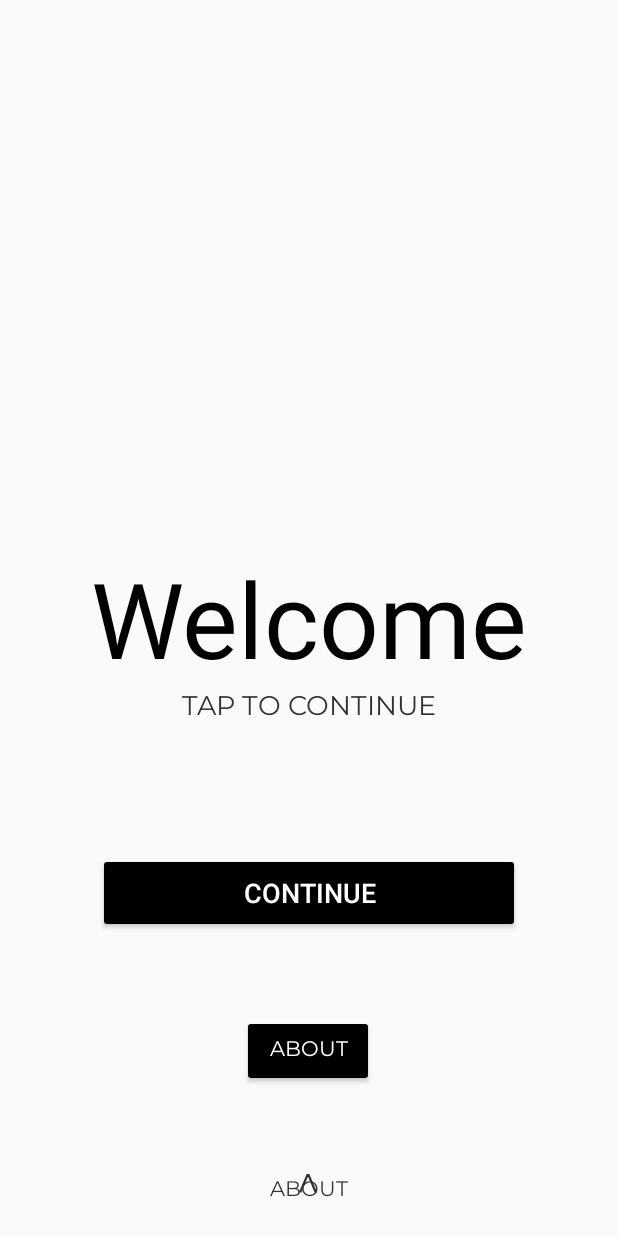
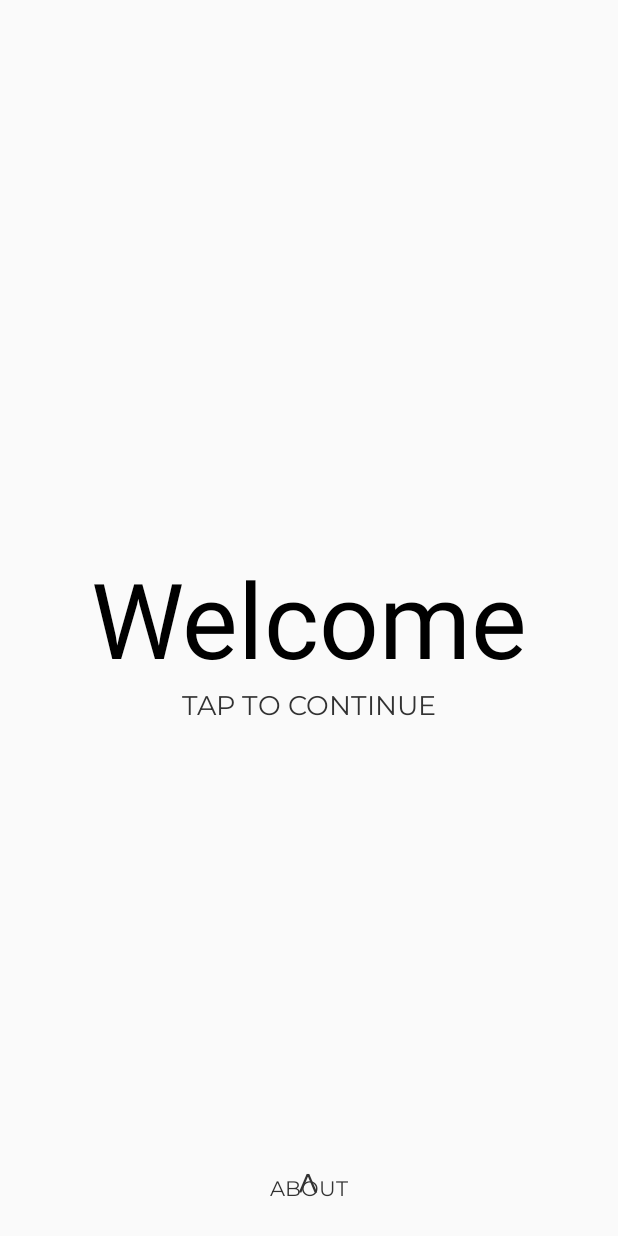
Before and after one commit to Brandogg255/CentralExecutiveFunctionCaptureTool, an Android app: the screen it shows after launch (MainActivity), on a phone screen of 412 x 824 dp. Run offline under Robolectric (Android 15) with nearby library versions, the phone set to English and light mode, and no system bars.

Commit message:
Push 5 23/09/2020

```diff
--- /dev/null
+++ b/app/src/main/java/com/u3192633/centralexecutivefunctioncapturetool/DetectSwipeGestureListener.java
@@ -0,0 +1,77 @@
+package com.u3192633.centralexecutivefunctioncapturetool;
+
+import android.view.GestureDetector;
+import android.view.MotionEvent;
+import android.content.Intent;
+
+
+import androidx.constraintlayout.widget.ConstraintSet;
+
+public class DetectSwipeGestureListener extends GestureDetector.SimpleOnGestureListener {
+
+    private static int MIN_SWIPE_DISTANCE_X = 50;
+    private static int MIN_SWIPE_DISTANCE_Y = 50;
+
+    private static int MAX_SWIPE_DISTANCE_X = 1000;
+    private static int MAX_SWIPE_DISTANCE_Y = 1000;
+
+
+    //activity
+    private MainActivity activity = null;
+
+
+    public MainActivity gestureActivity() {
+        return activity;
+
+    }
+
+    public void setActivity(MainActivity activity) {
+        this.activity = activity;
+    }
+
+
+    @Override
+    public boolean onFling(MotionEvent e1, MotionEvent e2, float velocityX, float velocityY) {
+        float deltaX = e1.getX() - e2.getX();
+        float deltaY = e1.getY() - e2.getY();
+
+        float deltaXAbs = Math.abs(deltaX);
+        float deltaYAbs = Math.abs(deltaY);
+
+        //detect up down swipes
+        if (deltaYAbs >= MIN_SWIPE_DISTANCE_Y && deltaYAbs <= MAX_SWIPE_DISTANCE_Y) {
+            if(deltaY > 0) {
+                this.activity.openPopActivity();
+            }
+        }
+
+            // Test Swiping Code, not for in app use.
+        //------------------------------------------------//
+//        if (deltaXAbs >= MIN_SWIPE_DISTANCE_X && deltaXAbs <= MAX_SWIPE_DISTANCE_X) {
+//            if(deltaX > 0) {
+//                this.activity.displayMessage("Swiped right");
+//            } else {
+//                this.activity.displayMessage("Swiped left");
+//
+//            }
+//        }
+//
+//        //detect up down swipes
+//        if (deltaYAbs >= MIN_SWIPE_DISTANCE_Y && deltaYAbs <= MAX_SWIPE_DISTANCE_Y) {
+//            if(deltaY > 0) {
+//                this.activity.displayMessage("Swiped UP");
+//            } else {
+//                this.activity.displayMessage("Swiped Down");
+//
+//            }
+//        }
+
+        return true;
+    }
+
+    @Override
+    public boolean onSingleTapConfirmed(MotionEvent e) {
+        this.activity.openDetailActivity();
+        return true;
+    }
+}
--- a/app/src/main/java/com/u3192633/centralexecutivefunctioncapturetool/MainActivity.java
+++ b/app/src/main/java/com/u3192633/centralexecutivefunctioncapturetool/MainActivity.java
@@ -1,28 +1,35 @@
 package com.u3192633.centralexecutivefunctioncapturetool;
 
 import androidx.appcompat.app.AppCompatActivity;
+import androidx.core.view.GestureDetectorCompat;
 
 import android.content.Intent;
 import android.os.Bundle;
+import android.view.GestureDetector;
+import android.view.MotionEvent;
 import android.view.View;
 import android.widget.Button;
+import android.widget.TextView;
 
 public class MainActivity extends AppCompatActivity {
     private Button button;
     Button btn_sub;
-
+    TextView textView;
+    private GestureDetectorCompat gestureDetectorCompat = null;
 
     @Override
     protected void onCreate(Bundle savedInstanceState) {
         super.onCreate(savedInstanceState);
         setContentView(R.layout.activity_main);
+
+
         btn_sub = (Button) findViewById(R.id.btn_sub);
-
         btn_sub.setOnClickListener(new View.OnClickListener() {
             @Override
-                    public void onClick(View view) {
-                    Intent i = new Intent(getApplicationContext(), PopActivity.class);
-                    startActivity(i);
+                    public void onClick(View v) {
+//                    Intent i = new Intent(getApplicationContext(), PopActivity.class);
+//                    startActivity(i);
+                      openPopActivity();
             }
         });
 
@@ -33,9 +40,38 @@ public class MainActivity extends AppCompatActivity {
                 openDetailActivity();
             }
         });
+
+
+
+        textView = findViewById(R.id.textView);
+
+
+        DetectSwipeGestureListener gestureListener = new DetectSwipeGestureListener();
+        gestureListener.setActivity(this);
+        gestureDetectorCompat = new GestureDetectorCompat(this, gestureListener);
+
+
+
     }
+
+    public void openPopActivity(){
+        Intent intent = new Intent(this, PopActivity.class);
+        startActivity(intent);
+    }
+
+    public boolean onTouchEvent(MotionEvent event) {
+        gestureDetectorCompat.onTouchEvent(event);
+        return true;
+    }
+
+
     public void openDetailActivity() {
         Intent intent = new Intent(this, DetailActivity.class);
         startActivity(intent);
     }
+
+
+    public void displayMessage(String message) {
+        textView.setText(message);
+    }
 }
--- a/app/src/main/res/drawable/pop_bg.xml
+++ b/app/src/main/res/drawable/pop_bg.xml
@@ -2,8 +2,8 @@
 <shape xmlns:android="http://schemas.android.com/apk/res/android">
 
     <gradient
-        android:startColor="#FFFFFF"
-        android:endColor="#FFFFFF"
+        android:startColor="#FFFFF4"
+        android:endColor="#FFFFF4"
         android:angle="270"
         />
 
--- a/app/src/main/res/layout/activity_main.xml
+++ b/app/src/main/res/layout/activity_main.xml
@@ -62,24 +62,28 @@
         android:layout_width="281dp"
         android:layout_height="53dp"
         android:backgroundTint="#000000"
-        android:text="Continue"
+        android:clickable="false"
         android:textColor="#FFFFFF"
         android:textSize="18sp"
+        android:visibility="gone"
         app:layout_constraintBottom_toBottomOf="parent"
         app:layout_constraintEnd_toEndOf="parent"
         app:layout_constraintStart_toStartOf="parent"
         app:layout_constraintTop_toTopOf="parent"
-        app:layout_constraintVertical_bias="0.738" />
+        app:layout_constraintVertical_bias="0.738"
+        tools:text="Continue" />
 
     <Button
         android:id="@+id/btn_sub"
         android:layout_width="wrap_content"
         android:layout_height="wrap_content"
         android:backgroundTint="#000000"
+        android:clickable="false"
         android:fontFamily="@font/montserrat"
         android:text="About"
         android:textAlignment="center"
         android:textColor="#FFFFFF"
+        android:visibility="gone"
         app:layout_constraintBottom_toBottomOf="parent"
         app:layout_constraintEnd_toEndOf="parent"
         app:layout_constraintHorizontal_bias="0.498"
```
